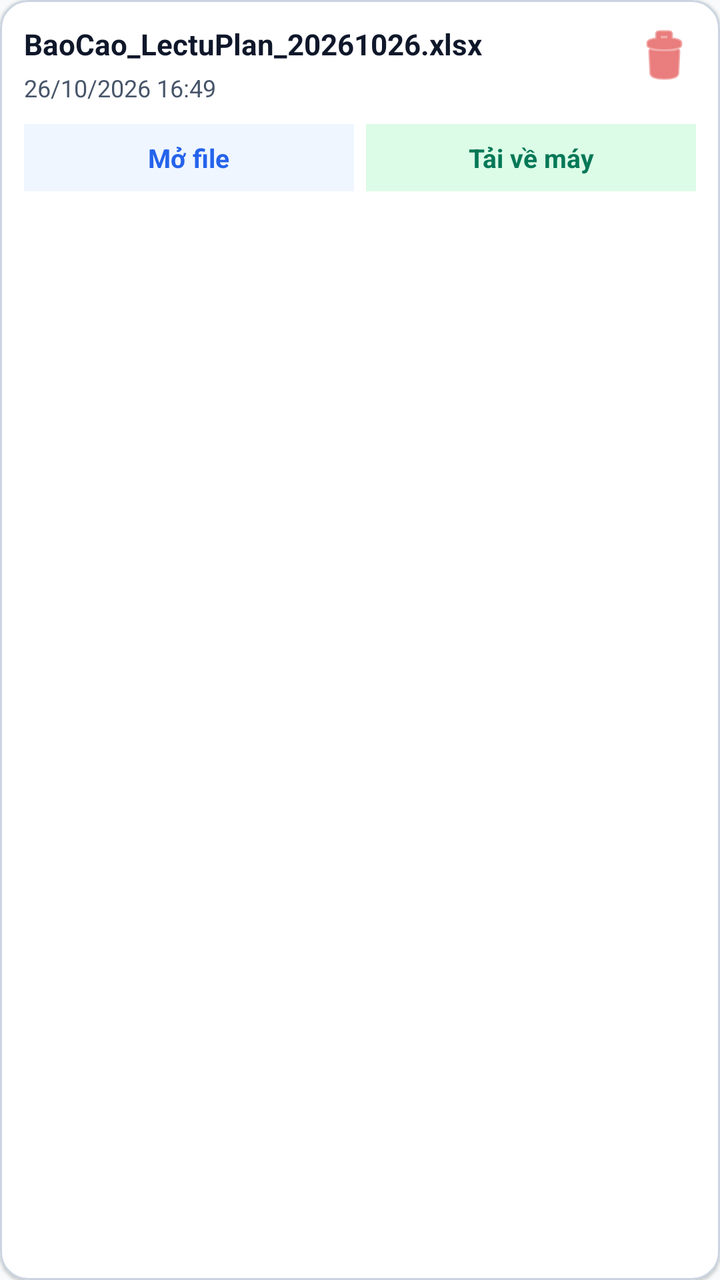
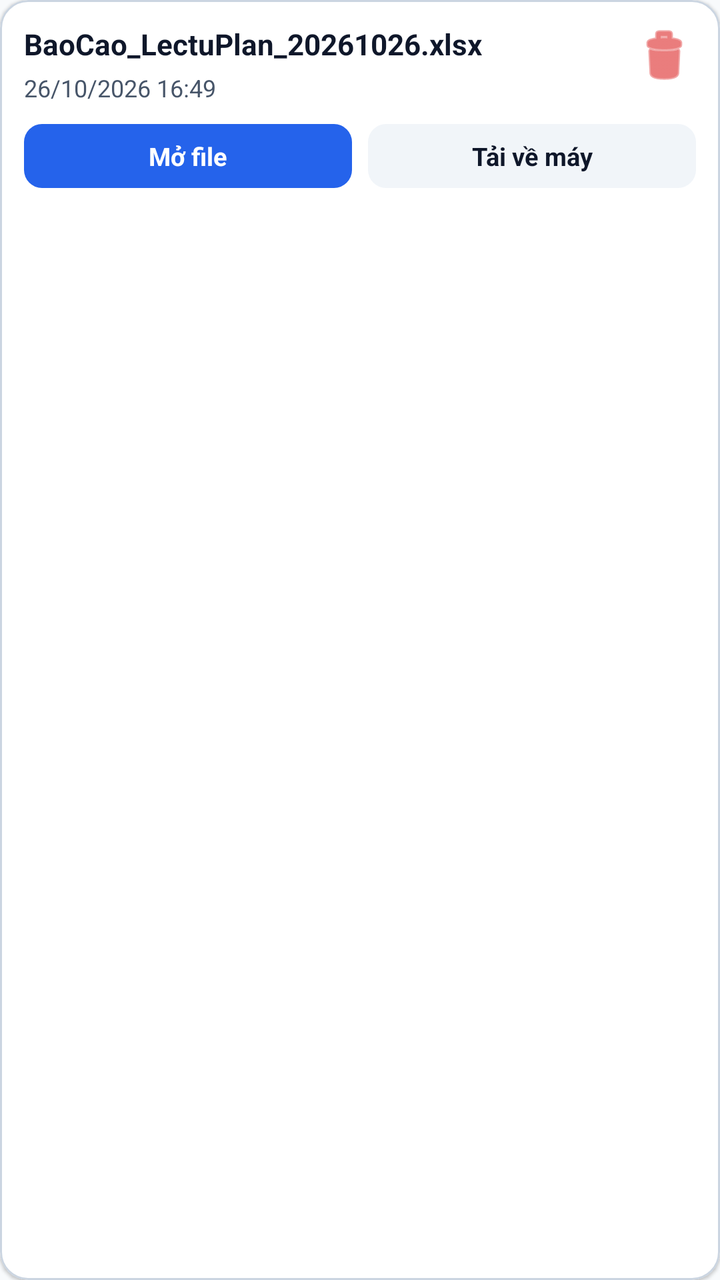

An Android layout rendered at two revisions. The XML below is the earlier revision; the diff shows what the commit changed to produce the second picture.
<!-- AndroidManifest.xml: application theme Theme.LectuPlan -->
<!-- res/layout/card_file_history_item.xml -->
<?xml version="1.0" encoding="utf-8"?>
<com.google.android.material.card.MaterialCardView
    xmlns:android="http://schemas.android.com/apk/res/android"
    xmlns:app="http://schemas.android.com/apk/res-auto"
    android:layout_width="match_parent"
    android:layout_height="wrap_content"
    android:layout_marginVertical="5dp"
    app:cardCornerRadius="14dp"
    app:cardElevation="1dp"
    app:strokeWidth="1dp"
    app:strokeColor="@color/border_default"
    app:cardBackgroundColor="@color/surface_card"
    android:clickable="true"
    android:focusable="true"
    android:foreground="?android:attr/selectableItemBackground">

    <LinearLayout
        android:layout_width="match_parent"
        android:layout_height="wrap_content"
        android:orientation="vertical"
        android:padding="12dp">

        
        <LinearLayout
            android:layout_width="match_parent"
            android:layout_height="wrap_content"
            android:orientation="horizontal"
            android:gravity="top">

            <TextView
                android:id="@+id/tvHistoryIcon"
                android:layout_width="0dp"
                android:layout_height="0dp"
                android:visibility="gone" />

            <LinearLayout
                android:layout_width="0dp"
                android:layout_height="wrap_content"
                android:layout_weight="1"
                android:layout_marginStart="0dp"
                android:orientation="vertical">

                <TextView
                    android:id="@+id/tvHistoryFileName"
                    android:layout_width="match_parent"
                    android:layout_height="wrap_content"
                    android:text="BaoCao_LectuPlan_20261026.xlsx"
                    android:textColor="@color/text_primary"
                    android:textSize="14.5sp"
                    android:textStyle="bold"
                    android:lineSpacingExtra="2dp" />

                <TextView
                    android:id="@+id/tvHistoryBadge"
                    android:layout_width="0dp"
                    android:layout_height="0dp"
                    android:visibility="gone" />

                <TextView
                    android:id="@+id/tvHistoryTime"
                    android:layout_width="wrap_content"
                    android:layout_height="wrap_content"
                    android:layout_marginTop="4dp"
                    android:text="26/10/2026 16:49"
                    android:textColor="@color/text_secondary"
                    android:textSize="12sp" />
            </LinearLayout>

            <ImageView
                android:id="@+id/ivSelectHistory"
                android:layout_width="26dp"
                android:layout_height="26dp"
                android:layout_marginStart="4dp"
                android:src="@drawable/ic_check_box_unchecked"
                android:contentDescription="Tích chọn"
                android:visibility="gone" />

            <ImageButton
                android:id="@+id/btnDeleteHistory"
                android:layout_width="32dp"
                android:layout_height="32dp"
                android:layout_marginStart="4dp"
                android:background="?android:attr/selectableItemBackgroundBorderless"
                android:contentDescription="Xóa lịch sử"
                android:src="@android:drawable/ic_menu_delete"
                app:tint="#DC2626" />
        </LinearLayout>

        
        <LinearLayout
            android:id="@+id/layoutHistoryActions"
            android:layout_width="match_parent"
            android:layout_height="wrap_content"
            android:orientation="horizontal"
            android:gravity="center_vertical"
            android:layout_marginTop="10dp">

            <TextView
                android:id="@+id/btnOpenFile"
                android:layout_width="0dp"
                android:layout_height="wrap_content"
                android:layout_weight="1"
                android:background="#EFF6FF"
                android:gravity="center"
                android:paddingHorizontal="6dp"
                android:paddingVertical="8dp"
                android:text="Mở file"
                android:textColor="#2563EB"
                android:textSize="13sp"
                android:textStyle="bold" />

            <TextView
                android:id="@+id/btnDownloadFile"
                android:layout_width="0dp"
                android:layout_height="wrap_content"
                android:layout_weight="1"
                android:layout_marginStart="6dp"
                android:background="#DCFCE7"
                android:gravity="center"
                android:paddingHorizontal="6dp"
                android:paddingVertical="8dp"
                android:text="Tải về máy"
                android:textColor="#047857"
                android:textSize="13sp"
                android:textStyle="bold" />
        </LinearLayout>

    </LinearLayout>
</com.google.android.material.card.MaterialCardView>
<!-- resources referenced by this layout -->
<resources>
  <color name="border_default">#CBD5E1</color>
  <color name="surface_card">#FFFFFF</color>
  <color name="text_primary">#0F172A</color>
  <color name="text_secondary">#475569</color>
  <!-- drawable ic_check_box_unchecked (drawable) -->
  <vector xmlns:android="http://schemas.android.com/apk/res/android"
      android:width="24dp"
      android:height="24dp"
      android:viewportWidth="24"
      android:viewportHeight="24">
      
      <path
          android:fillColor="#00000000"
          android:strokeColor="#94A3B8"
          android:strokeWidth="1.8"
          android:pathData="M18,3.9H6C4.84,3.9 3.9,4.84 3.9,6v12c0,1.16 0.94,2.1 2.1,2.1h12c1.16,0 2.1,-0.94 2.1,-2.1V6C20.1,4.84 19.16,3.9 18,3.9z" />
  </vector>
  <style name="Theme.LectuPlan" parent="Base.Theme.LectuPlan" />
  <style name="Base.Theme.LectuPlan" parent="Theme.Material3.DayNight.NoActionBar">
          <item name="android:windowBackground">@color/window_background</item>
          <item name="colorSurface">@color/surface_card</item>
          <item name="colorOnSurface">@color/text_primary</item>
          <item name="colorSurfaceVariant">@color/surface_card_secondary</item>
          <item name="colorOnSurfaceVariant">@color/text_secondary</item>
          <item name="elevationOverlayEnabled">false</item>
          
          <item name="android:windowLightStatusBar" tools:targetApi="23">true</item>
          <item name="android:windowLightNavigationBar" tools:targetApi="27">true</item>
      </style>
  <color name="window_background">#F8FAFC</color>
  <color name="surface_card_secondary">#F1F5F9</color>
</resources>

<!-- the commit's change to res/layout/card_file_history_item.xml (unified diff, before → after) -->
@@ -37,7 +37,6 @@
                 android:layout_width="0dp"
                 android:layout_height="wrap_content"
                 android:layout_weight="1"
-                android:layout_marginStart="0dp"
                 android:orientation="vertical">
 
                 <TextView
@@ -98,31 +97,33 @@
             <TextView
                 android:id="@+id/btnOpenFile"
                 android:layout_width="0dp"
-                android:layout_height="wrap_content"
+                android:layout_height="32dp"
                 android:layout_weight="1"
-                android:background="#EFF6FF"
+                android:background="@drawable/bg_btn_pill_blue"
                 android:gravity="center"
                 android:paddingHorizontal="6dp"
-                android:paddingVertical="8dp"
                 android:text="Mở file"
-                android:textColor="#2563EB"
-                android:textSize="13sp"
-                android:textStyle="bold" />
+                android:textColor="#FFFFFF"
+                android:textSize="12.5sp"
+                android:textStyle="bold"
+                android:clickable="true"
+                android:focusable="true" />
 
             <TextView
                 android:id="@+id/btnDownloadFile"
                 android:layout_width="0dp"
-                android:layout_height="wrap_content"
+                android:layout_height="32dp"
                 android:layout_weight="1"
-                android:layout_marginStart="6dp"
-                android:background="#DCFCE7"
+                android:layout_marginStart="8dp"
+                android:background="@drawable/bg_btn_pill_gray"
                 android:gravity="center"
                 android:paddingHorizontal="6dp"
-                android:paddingVertical="8dp"
                 android:text="Tải về máy"
-                android:textColor="#047857"
-                android:textSize="13sp"
-                android:textStyle="bold" />
+                android:textColor="@color/text_primary"
+                android:textSize="12.5sp"
+                android:textStyle="bold"
+                android:clickable="true"
+                android:focusable="true" />
         </LinearLayout>
 
     </LinearLayout>
<!-- resource entries referenced after the edit -->
@@ -4,6 +4,19 @@
   <color name="surface_card">#FFFFFF</color>
   <color name="text_primary">#0F172A</color>
   <color name="text_secondary">#475569</color>
+  <!-- drawable bg_btn_pill_blue (drawable) -->
+  <shape xmlns:android="http://schemas.android.com/apk/res/android"
+      android:shape="rectangle">
+      <solid android:color="#2563EB" />
+      <corners android:radius="9dp" />
+  </shape>
+  <!-- drawable bg_btn_pill_gray (drawable) -->
+  <?xml version="1.0" encoding="utf-8"?>
+  <shape xmlns:android="http://schemas.android.com/apk/res/android"
+      android:shape="rectangle">
+      <solid android:color="#F1F5F9" />
+      <corners android:radius="9dp" />
+  </shape>
   <!-- drawable ic_check_box_unchecked (drawable) -->
   <vector xmlns:android="http://schemas.android.com/apk/res/android"
       android:width="24dp"
